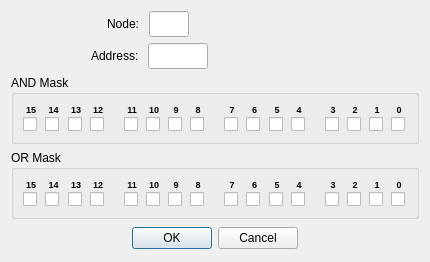
Above: omodscan/dialogs/dialogmaskwriteregiter.ui from sanny32/OpenModScan before the change. Below: the same form after it.
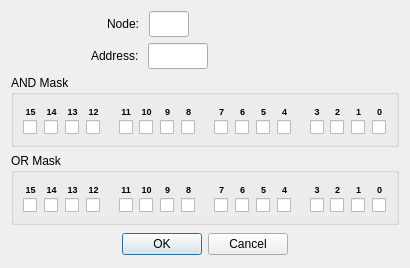
That is the form after the change. Custom widgets are drawn as their Qt base class.

Patch:
```diff
--- a/omodscan/dialogs/dialogmaskwriteregiter.ui
+++ b/omodscan/dialogs/dialogmaskwriteregiter.ui
@@ -6,8 +6,8 @@
    <rect>
     <x>0</x>
     <y>0</y>
-    <width>430</width>
-    <height>256</height>
+    <width>410</width>
+    <height>268</height>
    </rect>
   </property>
   <property name="windowTitle">
@@ -146,15 +146,11 @@
      <property name="title">
       <string>AND Mask</string>
      </property>
-     <layout class="QHBoxLayout" name="horizontalLayout_12">
-      <item>
-       <layout class="QHBoxLayout" name="horizontalLayout_6">
-        <item>
-         <layout class="QVBoxLayout" name="verticalLayout_17">
-          <property name="spacing">
-           <number>2</number>
-          </property>
-          <item>
+     <layout class="QGridLayout" name="gridLayout">
+      <property name="verticalSpacing">
+       <number>0</number>
+      </property>
+      <item row="0" column="0">
            <widget class="QLabel" name="labelAnd15">
             <property name="text">
              <string notr="true">&lt;html&gt;&lt;head/&gt;&lt;body&gt;&lt;p&gt;&lt;span style=&quot; font-size:7pt; font-weight:700;&quot;&gt;15&lt;/span&gt;&lt;/p&gt;&lt;/body&gt;&lt;/html&gt;</string>
@@ -164,21 +160,7 @@
             </property>
            </widget>
           </item>
-          <item>
-           <widget class="QCheckBox" name="checkBoxAnd15">
-            <property name="text">
-             <string/>
-            </property>
-           </widget>
-          </item>
-         </layout>
-        </item>
-        <item>
-         <layout class="QVBoxLayout" name="verticalLayout_16">
-          <property name="spacing">
-           <number>2</number>
-          </property>
-          <item>
+      <item row="0" column="1">
            <widget class="QLabel" name="labelAnd14">
             <property name="text">
              <string notr="true">&lt;html&gt;&lt;head/&gt;&lt;body&gt;&lt;p&gt;&lt;span style=&quot; font-size:7pt; font-weight:700;&quot;&gt;14&lt;/span&gt;&lt;/p&gt;&lt;/body&gt;&lt;/html&gt;</string>
@@ -188,21 +170,7 @@
             </property>
            </widget>
           </item>
-          <item>
-           <widget class="QCheckBox" name="checkBoxAnd14">
-            <property name="text">
-             <string/>
-            </property>
-           </widget>
-          </item>
-         </layout>
-        </item>
-        <item>
-         <layout class="QVBoxLayout" name="verticalLayout_15">
-          <property name="spacing">
-           <number>2</number>
-          </property>
-          <item>
+      <item row="0" column="2">
            <widget class="QLabel" name="labelAnd13">
             <property name="text">
              <string notr="true">&lt;html&gt;&lt;head/&gt;&lt;body&gt;&lt;p&gt;&lt;span style=&quot; font-size:7pt; font-weight:700;&quot;&gt;13&lt;/span&gt;&lt;/p&gt;&lt;/body&gt;&lt;/html&gt;</string>
@@ -212,21 +180,7 @@
             </property>
            </widget>
           </item>
-          <item>
-           <widget class="QCheckBox" name="checkBoxAnd13">
-            <property name="text">
-             <string/>
-            </property>
-           </widget>
-          </item>
-         </layout>
-        </item>
-        <item>
-         <layout class="QVBoxLayout" name="verticalLayout_14">
-          <property name="spacing">
-           <number>2</number>
-          </property>
-          <item>
+      <item row="0" column="3">
            <widget class="QLabel" name="labelAnd12">
             <property name="text">
              <string notr="true">&lt;html&gt;&lt;head/&gt;&lt;body&gt;&lt;p&gt;&lt;span style=&quot; font-size:7pt; font-weight:700;&quot;&gt;12&lt;/span&gt;&lt;/p&gt;&lt;/body&gt;&lt;/html&gt;</string>
@@ -236,18 +190,7 @@
             </property>
            </widget>
           </item>
-          <item>
-           <widget class="QCheckBox" name="checkBoxAnd12">
-            <property name="text">
-             <string/>
-            </property>
-           </widget>
-          </item>
-         </layout>
-        </item>
-       </layout>
-      </item>
-      <item>
+      <item row="0" column="4" rowspan="2">
        <spacer name="horizontalSpacer_5">
         <property name="orientation">
          <enum>Qt::Orientation::Horizontal</enum>
@@ -263,14 +206,7 @@
         </property>
        </spacer>
       </item>
-      <item>
-       <layout class="QHBoxLayout" name="horizontalLayout_5">
-        <item>
-         <layout class="QVBoxLayout" name="verticalLayout_13">
-          <property name="spacing">
-           <number>2</number>
-          </property>
-          <item>
+      <item row="0" column="5">
            <widget class="QLabel" name="labelAnd11">
             <property name="text">
              <string notr="true">&lt;html&gt;&lt;head/&gt;&lt;body&gt;&lt;p&gt;&lt;span style=&quot; font-size:7pt; font-weight:700;&quot;&gt;11&lt;/span&gt;&lt;/p&gt;&lt;/body&gt;&lt;/html&gt;</string>
@@ -280,21 +216,7 @@
             </property>
            </widget>
           </item>
-          <item>
-           <widget class="QCheckBox" name="checkBoxAnd11">
-            <property name="text">
-             <string/>
-            </property>
-           </widget>
-          </item>
-         </layout>
-        </item>
-        <item>
-         <layout class="QVBoxLayout" name="verticalLayout_12">
-          <property name="spacing">
-           <number>2</number>
-          </property>
-          <item>
+      <item row="0" column="6">
            <widget class="QLabel" name="labelAnd10">
             <property name="text">
              <string notr="true">&lt;html&gt;&lt;head/&gt;&lt;body&gt;&lt;p&gt;&lt;span style=&quot; font-size:7pt; font-weight:700;&quot;&gt;10&lt;/span&gt;&lt;/p&gt;&lt;/body&gt;&lt;/html&gt;</string>
@@ -304,21 +226,7 @@
             </property>
            </widget>
           </item>
-          <item>
-           <widget class="QCheckBox" name="checkBoxAnd10">
-            <property name="text">
-             <string/>
-            </property>
-           </widget>
-          </item>
-         </layout>
-        </item>
-        <item>
-         <layout class="QVBoxLayout" name="verticalLayout_11">
-          <property name="spacing">
-           <number>2</number>
-          </property>
-          <item>
+      <item row="0" column="7">
            <widget class="QLabel" name="labelAnd9">
             <property name="text">
              <string notr="true">&lt;html&gt;&lt;head/&gt;&lt;body&gt;&lt;p&gt;&lt;span style=&quot; font-size:7pt; font-weight:700;&quot;&gt;9&lt;/span&gt;&lt;/p&gt;&lt;/body&gt;&lt;/html&gt;</string>
@@ -328,21 +236,7 @@
             </property>
            </widget>
           </item>
-          <item>
-           <widget class="QCheckBox" name="checkBoxAnd9">
-            <property name="text">
-             <string/>
-            </property>
-           </widget>
-          </item>
-         </layout>
-        </item>
-        <item>
-         <layout class="QVBoxLayout" name="verticalLayout_10">
-          <property name="spacing">
-           <number>2</number>
-          </property>
-          <item>
+      <item row="0" column="8">
            <widget class="QLabel" name="labelAnd8">
             <property name="text">
              <string notr="true">&lt;html&gt;&lt;head/&gt;&lt;body&gt;&lt;p&gt;&lt;span style=&quot; font-size:7pt; font-weight:700;&quot;&gt;8&lt;/span&gt;&lt;/p&gt;&lt;/body&gt;&lt;/html&gt;</string>
@@ -352,18 +246,7 @@
             </property>
            </widget>
           </item>
-          <item>
-           <widget class="QCheckBox" name="checkBoxAnd8">
-            <property name="text">
-             <string/>
-            </property>
-           </widget>
-          </item>
-         </layout>
-        </item>
-       </layout>
-      </item>
-      <item>
+      <item row="0" column="9" rowspan="2">
        <spacer name="horizontalSpacer_6">
         <property name="orientation">
          <enum>Qt::Orientation::Horizontal</enum>
@@ -379,14 +262,7 @@
         </property>
        </spacer>
       </item>
-      <item>
-       <layout class="QHBoxLayout" name="horizontalLayout_4">
-        <item>
-         <layout class="QVBoxLayout" name="verticalLayout_9">
-          <property name="spacing">
-           <number>2</number>
-          </property>
-          <item>
+      <item row="0" column="10">
            <widget class="QLabel" name="labelAnd7">
             <property name="text">
              <string notr="true">&lt;html&gt;&lt;head/&gt;&lt;body&gt;&lt;p&gt;&lt;span style=&quot; font-size:7pt; font-weight:700;&quot;&gt;7&lt;/span&gt;&lt;/p&gt;&lt;/body&gt;&lt;/html&gt;</string>
@@ -396,21 +272,7 @@
             </property>
            </widget>
           </item>
-          <item>
-           <widget class="QCheckBox" name="checkBoxAnd7">
-            <property name="text">
-             <string/>
-            </property>
-           </widget>
-          </item>
-         </layout>
-        </item>
-        <item>
-         <layout class="QVBoxLayout" name="verticalLayout_8">
-          <property name="spacing">
-           <number>2</number>
-          </property>
-          <item>
+      <item row="0" column="11">
            <widget class="QLabel" name="labelAnd6">
             <property name="text">
              <string notr="true">&lt;html&gt;&lt;head/&gt;&lt;body&gt;&lt;p&gt;&lt;span style=&quot; font-size:7pt; font-weight:700;&quot;&gt;6&lt;/span&gt;&lt;/p&gt;&lt;/body&gt;&lt;/html&gt;</string>
@@ -420,21 +282,7 @@
             </property>
            </widget>
           </item>
-          <item>
-           <widget class="QCheckBox" name="checkBoxAnd6">
-            <property name="text">
-             <string/>
-            </property>
-           </widget>
-          </item>
-         </layout>
-        </item>
-        <item>
-         <layout class="QVBoxLayout" name="verticalLayout_7">
-          <property name="spacing">
-           <number>2</number>
-          </property>
-          <item>
+      <item row="0" column="12">
            <widget class="QLabel" name="labelAnd5">
             <property name="text">
              <string notr="true">&lt;html&gt;&lt;head/&gt;&lt;body&gt;&lt;p&gt;&lt;span style=&quot; font-size:7pt; font-weight:700;&quot;&gt;5&lt;/span&gt;&lt;/p&gt;&lt;/body&gt;&lt;/html&gt;</string>
@@ -444,21 +292,7 @@
             </property>
            </widget>
           </item>
-          <item>
-           <widget class="QCheckBox" name="checkBoxAnd5">
-            <property name="text">
-             <string/>
-            </property>
-           </widget>
-          </item>
-         </layout>
-        </item>
-        <item>
-         <layout class="QVBoxLayout" name="verticalLayout_6">
-          <property name="spacing">
-           <number>2</number>
-          </property>
-          <item>
+      <item row="0" column="13">
            <widget class="QLabel" name="labelAnd4">
             <property name="text">
              <string notr="true">&lt;html&gt;&lt;head/&gt;&lt;body&gt;&lt;p&gt;&lt;span style=&quot; font-size:7pt; font-weight:700;&quot;&gt;4&lt;/span&gt;&lt;/p&gt;&lt;/body&gt;&lt;/html&gt;</string>
@@ -468,18 +302,7 @@
             </property>
            </widget>
           </item>
-          <item>
-           <widget class="QCheckBox" name="checkBoxAnd4">
-            <property name="text">
-             <string/>
-            </property>
-           </widget>
-          </item>
-         </layout>
-        </item>
-       </layout>
-      </item>
-      <item>
+      <item row="0" column="14" rowspan="2">
        <spacer name="horizontalSpacer_7">
         <property name="orientation">
          <enum>Qt::Orientation::Horizontal</enum>
@@ -495,14 +318,7 @@
         </property>
        </spacer>
       </item>
-      <item>
-       <layout class="QHBoxLayout" name="horizontalLayout_3">
-        <item>
-         <layout class="QVBoxLayout" name="verticalLayout_5">
-          <property name="spacing">
-           <number>2</number>
-          </property>
-          <item>
+      <item row="0" column="15">
            <widget class="QLabel" name="labelAnd3">
             <property name="text">
              <string notr="true">&lt;html&gt;&lt;head/&gt;&lt;body&gt;&lt;p&gt;&lt;span style=&quot; font-size:7pt; font-weight:700;&quot;&gt;3&lt;/span&gt;&lt;/p&gt;&lt;/body&gt;&lt;/html&gt;</string>
@@ -512,21 +328,7 @@
             </property>
            </widget>
           </item>
-          <item>
-           <widget class="QCheckBox" name="checkBoxAnd3">
-            <property name="text">
-             <string/>
-            </property>
-           </widget>
-          </item>
-         </layout>
-        </item>
-        <item>
-         <layout class="QVBoxLayout" name="verticalLayout_4">
-          <property name="spacing">
-           <number>2</number>
-          </property>
-          <item>
+      <item row="0" column="16">
            <widget class="QLabel" name="labelAnd2">
             <property name="text">
              <string notr="true">&lt;html&gt;&lt;head/&gt;&lt;body&gt;&lt;p&gt;&lt;span style=&quot; font-size:7pt; font-weight:700;&quot;&gt;2&lt;/span&gt;&lt;/p&gt;&lt;/body&gt;&lt;/html&gt;</string>
@@ -536,21 +338,7 @@
             </property>
            </widget>
           </item>
-          <item>
-           <widget class="QCheckBox" name="checkBoxAnd2">
-            <property name="text">
-             <string/>
-            </property>
-           </widget>
-          </item>
-         </layout>
-        </item>
-        <item>
-         <layout class="QVBoxLayout" name="verticalLayout_3">
-          <property name="spacing">
-           <number>2</number>
-          </property>
-          <item>
+      <item row="0" column="17">
            <widget class="QLabel" name="labelAnd1">
             <property name="text">
              <string notr="true">&lt;html&gt;&lt;head/&gt;&lt;body&gt;&lt;p&gt;&lt;span style=&quot; font-size:7pt; font-weight:700;&quot;&gt;1&lt;/span&gt;&lt;/p&gt;&lt;/body&gt;&lt;/html&gt;</string>
@@ -560,21 +348,7 @@
             </property>
            </widget>
           </item>
-          <item>
-           <widget class="QCheckBox" name="checkBoxAnd1">
-            <property name="text">
-             <string/>
-            </property>
-           </widget>
-          </item>
-         </layout>
-        </item>
-        <item>
-         <layout class="QVBoxLayout" name="verticalLayout_2">
-          <property name="spacing">
-           <number>2</number>
-          </property>
-          <item>
+      <item row="0" column="18">
            <widget class="QLabel" name="labelAnd0">
             <property name="text">
              <string notr="true">&lt;html&gt;&lt;head/&gt;&lt;body&gt;&lt;p&gt;&lt;span style=&quot; font-size:7pt; font-weight:700;&quot;&gt;0&lt;/span&gt;&lt;/p&gt;&lt;/body&gt;&lt;/html&gt;</string>
@@ -584,7 +358,112 @@
             </property>
            </widget>
           </item>
-          <item>
+      <item row="1" column="0">
+       <widget class="QCheckBox" name="checkBoxAnd15">
+        <property name="text">
+         <string/>
+        </property>
+       </widget>
+      </item>
+      <item row="1" column="1">
+       <widget class="QCheckBox" name="checkBoxAnd14">
+        <property name="text">
+         <string/>
+        </property>
+       </widget>
+      </item>
+      <item row="1" column="2">
+       <widget class="QCheckBox" name="checkBoxAnd13">
+        <property name="text">
+         <string/>
+        </property>
+       </widget>
+      </item>
+      <item row="1" column="3">
+       <widget class="QCheckBox" name="checkBoxAnd12">
+        <property name="text">
+         <string/>
+        </property>
+       </widget>
+      </item>
+      <item row="1" column="5">
+       <widget class="QCheckBox" name="checkBoxAnd11">
+        <property name="text">
+         <string/>
+        </property>
+       </widget>
+      </item>
+      <item row="1" column="6">
+       <widget class="QCheckBox" name="checkBoxAnd10">
+        <property name="text">
+         <string/>
+        </property>
+       </widget>
+      </item>
+      <item row="1" column="7">
+       <widget class="QCheckBox" name="checkBoxAnd9">
+        <property name="text">
+         <string/>
+        </property>
+       </widget>
+      </item>
+      <item row="1" column="8">
+       <widget class="QCheckBox" name="checkBoxAnd8">
+        <property name="text">
+         <string/>
+        </property>
+       </widget>
+      </item>
+      <item row="1" column="10">
+       <widget class="QCheckBox" name="checkBoxAnd7">
+        <property name="text">
+         <string/>
+        </property>
+       </widget>
+      </item>
+      <item row="1" column="11">
+       <widget class="QCheckBox" name="checkBoxAnd6">
+        <property name="text">
+         <string/>
+        </property>
+       </widget>
+      </item>
+      <item row="1" column="12">
+       <widget class="QCheckBox" name="checkBoxAnd5">
+        <property name="text">
+         <string/>
+        </property>
+       </widget>
+      </item>
+      <item row="1" column="13">
+       <widget class="QCheckBox" name="checkBoxAnd4">
+        <property name="text">
+         <string/>
+        </property>
+       </widget>
+      </item>
+      <item row="1" column="15">
+       <widget class="QCheckBox" name="checkBoxAnd3">
+        <property name="text">
+         <string/>
+        </property>
+       </widget>
+      </item>
+      <item row="1" column="16">
+       <widget class="QCheckBox" name="checkBoxAnd2">
+        <property name="text">
+         <string/>
+        </property>
+       </widget>
+      </item>
+      <item row="1" column="17">
+       <widget class="QCheckBox" name="checkBoxAnd1">
+        <property name="text">
+         <string/>
+        </property>
+       </widget>
+      </item>
+      <item row="1" column="18">
            <widget class="QCheckBox" name="checkBoxAnd0">
             <property name="text">
              <string/>
@@ -592,10 +471,6 @@
            </widget>
           </item>
          </layout>
-        </item>
-       </layout>
-      </item>
-     </layout>
     </widget>
    </item>
    <item>
@@ -603,15 +478,11 @@
      <property name="title">
       <string>OR Mask</string>
      </property>
-     <layout class="QHBoxLayout" name="horizontalLayout_11">
-      <item>
-       <layout class="QHBoxLayout" name="horizontalLayout_10">
-        <item>
-         <layout class="QVBoxLayout" name="verticalLayout_33">
-          <property name="spacing">
-           <number>2</number>
-          </property>
-          <item>
+     <layout class="QGridLayout" name="gridLayout_2">
+      <property name="verticalSpacing">
+       <number>0</number>
+      </property>
+      <item row="0" column="0">
            <widget class="QLabel" name="labelOr15">
             <property name="text">
              <string notr="true">&lt;html&gt;&lt;head/&gt;&lt;body&gt;&lt;p&gt;&lt;span style=&quot; font-size:7pt; font-weight:700;&quot;&gt;15&lt;/span&gt;&lt;/p&gt;&lt;/body&gt;&lt;/html&gt;</string>
@@ -621,21 +492,7 @@
             </property>
            </widget>
           </item>
-          <item>
-           <widget class="QCheckBox" name="checkBoxOr15">
-            <property name="text">
-             <string/>
-            </property>
-           </widget>
-          </item>
-         </layout>
-        </item>
-        <item>
-         <layout class="QVBoxLayout" name="verticalLayout_32">
-          <property name="spacing">
-           <number>2</number>
-          </property>
-          <item>
+      <item row="0" column="1">
            <widget class="QLabel" name="labelOr14">
             <property name="text">
              <string notr="true">&lt;html&gt;&lt;head/&gt;&lt;body&gt;&lt;p&gt;&lt;span style=&quot; font-size:7pt; font-weight:700;&quot;&gt;14&lt;/span&gt;&lt;/p&gt;&lt;/body&gt;&lt;/html&gt;</string>
@@ -645,21 +502,7 @@
             </property>
            </widget>
           </item>
-          <item>
-           <widget class="QCheckBox" name="checkBoxOr14">
-            <property name="text">
-             <string/>
-            </property>
-           </widget>
-          </item>
-         </layout>
-        </item>
-        <item>
-         <layout class="QVBoxLayout" name="verticalLayout_31">
-          <property name="spacing">
-           <number>2</number>
-          </property>
-          <item>
+      <item row="0" column="2">
            <widget class="QLabel" name="labelOr13">
             <property name="text">
              <string notr="true">&lt;html&gt;&lt;head/&gt;&lt;body&gt;&lt;p&gt;&lt;span style=&quot; font-size:7pt; font-weight:700;&quot;&gt;13&lt;/span&gt;&lt;/p&gt;&lt;/body&gt;&lt;/html&gt;</string>
@@ -669,21 +512,7 @@
             </property>
            </widget>
           </item>
-          <item>
-           <widget class="QCheckBox" name="checkBoxOr13">
-            <property name="text">
-             <string/>
-            </property>
-           </widget>
-          </item>
-         </layout>
-        </item>
-        <item>
-         <layout class="QVBoxLayout" name="verticalLayout_30">
-          <property name="spacing">
-           <number>2</number>
-          </property>
-          <item>
+      <item row="0" column="3">
            <widget class="QLabel" name="labelOr12">
             <property name="text">
              <string notr="true">&lt;html&gt;&lt;head/&gt;&lt;body&gt;&lt;p&gt;&lt;span style=&quot; font-size:7pt; font-weight:700;&quot;&gt;12&lt;/span&gt;&lt;/p&gt;&lt;/body&gt;&lt;/html&gt;</string>
@@ -693,18 +522,7 @@
             </property>
            </widget>
           </item>
-          <item>
-           <widget class="QCheckBox" name="checkBoxOr12">
-            <property name="text">
-             <string/>
-            </property>
-           </widget>
-          </item>
-         </layout>
-        </item>
-       </layout>
-      </item>
-      <item>
+      <item row="0" column="4" rowspan="2">
        <spacer name="horizontalSpacer_8">
         <property name="orientation">
          <enum>Qt::Orientation::Horizontal</enum>
@@ -720,14 +538,7 @@
         </property>
        </spacer>
       </item>
-      <item>
-       <layout class="QHBoxLayout" name="horizontalLayout_9">
-        <item>
-         <layout class="QVBoxLayout" name="verticalLayout_29">
-          <property name="spacing">
-           <number>2</number>
-          </property>
-          <item>
+      <item row="0" column="5">
            <widget class="QLabel" name="labelOr11">
             <property name="text">
              <string notr="true">&lt;html&gt;&lt;head/&gt;&lt;body&gt;&lt;p&gt;&lt;span style=&quot; font-size:7pt; font-weight:700;&quot;&gt;11&lt;/span&gt;&lt;/p&gt;&lt;/body&gt;&lt;/html&gt;</string>
@@ -737,21 +548,7 @@
             </property>
            </widget>
           </item>
-          <item>
-           <widget class="QCheckBox" name="checkBoxOr11">
-            <property name="text">
-             <string/>
-            </property>
-           </widget>
-          </item>
-         </layout>
-        </item>
-        <item>
-         <layout class="QVBoxLayout" name="verticalLayout_28">
-          <property name="spacing">
-           <number>2</number>
-          </property>
-          <item>
+      <item row="0" column="6">
            <widget class="QLabel" name="labelOr10">
             <property name="text">
              <string notr="true">&lt;html&gt;&lt;head/&gt;&lt;body&gt;&lt;p&gt;&lt;span style=&quot; font-size:7pt; font-weight:700;&quot;&gt;10&lt;/span&gt;&lt;/p&gt;&lt;/body&gt;&lt;/html&gt;</string>
@@ -761,21 +558,7 @@
             </property>
            </widget>
           </item>
-          <item>
-           <widget class="QCheckBox" name="checkBoxOr10">
-            <property name="text">
-             <string/>
-            </property>
-           </widget>
-          </item>
-         </layout>
-        </item>
-        <item>
-         <layout class="QVBoxLayout" name="verticalLayout_27">
-          <property name="spacing">
-           <number>2</number>
-          </property>
-          <item>
+      <item row="0" column="7">
            <widget class="QLabel" name="labelOr9">
             <property name="text">
              <string notr="true">&lt;html&gt;&lt;head/&gt;&lt;body&gt;&lt;p&gt;&lt;span style=&quot; font-size:7pt; font-weight:700;&quot;&gt;9&lt;/span&gt;&lt;/p&gt;&lt;/body&gt;&lt;/html&gt;</string>
@@ -785,21 +568,7 @@
             </property>
            </widget>
           </item>
-          <item>
-           <widget class="QCheckBox" name="checkBoxOr9">
-            <property name="text">
-             <string/>
-            </property>
-           </widget>
-          </item>
-         </layout>
-        </item>
-        <item>
-         <layout class="QVBoxLayout" name="verticalLayout_26">
-          <property name="spacing">
-           <number>2</number>
-          </property>
-          <item>
+      <item row="0" column="8">
            <widget class="QLabel" name="labelOr8">
             <property name="text">
              <string notr="true">&lt;html&gt;&lt;head/&gt;&lt;body&gt;&lt;p&gt;&lt;span style=&quot; font-size:7pt; font-weight:700;&quot;&gt;8&lt;/span&gt;&lt;/p&gt;&lt;/body&gt;&lt;/html&gt;</string>
@@ -809,18 +578,7 @@
             </property>
            </widget>
           </item>
-          <item>
-           <widget class="QCheckBox" name="checkBoxOr8">
-            <property name="text">
-             <string/>
-            </property>
-           </widget>
-          </item>
-         </layout>
-        </item>
-       </layout>
-      </item>
-      <item>
+      <item row="0" column="9" rowspan="2">
        <spacer name="horizontalSpacer_9">
         <property name="orientation">
          <enum>Qt::Orientation::Horizontal</enum>
@@ -836,14 +594,7 @@
         </property>
        </spacer>
       </item>
-      <item>
-       <layout class="QHBoxLayout" name="horizontalLayout_8">
-        <item>
-         <layout class="QVBoxLayout" name="verticalLayout_25">
-          <property name="spacing">
-           <number>2</number>
-          </property>
-          <item>
+      <item row="0" column="10">
            <widget class="QLabel" name="labelOr7">
             <property name="text">
              <string notr="true">&lt;html&gt;&lt;head/&gt;&lt;body&gt;&lt;p&gt;&lt;span style=&quot; font-size:7pt; font-weight:700;&quot;&gt;7&lt;/span&gt;&lt;/p&gt;&lt;/body&gt;&lt;/html&gt;</string>
@@ -853,21 +604,7 @@
             </property>
            </widget>
           </item>
-          <item>
-           <widget class="QCheckBox" name="checkBoxOr7">
-            <property name="text">
-             <string/>
-            </property>
-           </widget>
-          </item>
-         </layout>
-        </item>
-        <item>
-         <layout class="QVBoxLayout" name="verticalLayout_24">
-          <property name="spacing">
-           <number>2</number>
-          </property>
-          <item>
+      <item row="0" column="11">
            <widget class="QLabel" name="labelOr6">
             <property name="text">
              <string notr="true">&lt;html&gt;&lt;head/&gt;&lt;body&gt;&lt;p&gt;&lt;span style=&quot; font-size:7pt; font-weight:700;&quot;&gt;6&lt;/span&gt;&lt;/p&gt;&lt;/body&gt;&lt;/html&gt;</string>
@@ -877,21 +614,7 @@
             </property>
            </widget>
           </item>
-          <item>
-           <widget class="QCheckBox" name="checkBoxOr6">
-            <property name="text">
-             <string/>
-            </property>
-           </widget>
-          </item>
-         </layout>
-        </item>
-        <item>
-         <layout class="QVBoxLayout" name="verticalLayout_23">
-          <property name="spacing">
-           <number>2</number>
-          </property>
-          <item>
+      <item row="0" column="12">
            <widget class="QLabel" name="labelOr5">
             <property name="text">
              <string notr="true">&lt;html&gt;&lt;head/&gt;&lt;body&gt;&lt;p&gt;&lt;span style=&quot; font-size:7pt; font-weight:700;&quot;&gt;5&lt;/span&gt;&lt;/p&gt;&lt;/body&gt;&lt;/html&gt;</string>
@@ -901,21 +624,7 @@
             </property>
            </widget>
           </item>
-          <item>
-           <widget class="QCheckBox" name="checkBoxOr5">
-            <property name="text">
-             <string/>
-            </property>
-           </widget>
-          </item>
-         </layout>
-        </item>
-        <item>
-         <layout class="QVBoxLayout" name="verticalLayout_22">
-          <property name="spacing">
-           <number>2</number>
-          </property>
-          <item>
+      <item row="0" column="13">
            <widget class="QLabel" name="labelOr4">
             <property name="text">
              <string notr="true">&lt;html&gt;&lt;head/&gt;&lt;body&gt;&lt;p&gt;&lt;span style=&quot; font-size:7pt; font-weight:700;&quot;&gt;4&lt;/span&gt;&lt;/p&gt;&lt;/body&gt;&lt;/html&gt;</string>
@@ -925,18 +634,7 @@
             </property>
            </widget>
           </item>
-          <item>
-           <widget class="QCheckBox" name="checkBoxOr4">
-            <property name="text">
-             <string/>
-            </property>
-           </widget>
-          </item>
-         </layout>
-        </item>
-       </layout>
-      </item>
-      <item>
+      <item row="0" column="14" rowspan="2">
        <spacer name="horizontalSpacer_10">
         <property name="orientation">
          <enum>Qt::Orientation::Horizontal</enum>
@@ -952,14 +650,7 @@
         </property>
        </spacer>
       </item>
-      <item>
-       <layout class="QHBoxLayout" name="horizontalLayout_7">
-        <item>
-         <layout class="QVBoxLayout" name="verticalLayout_21">
-          <property name="spacing">
-           <number>2</number>
-          </property>
-          <item>
+      <item row="0" column="15">
            <widget class="QLabel" name="labelOr3">
             <property name="text">
              <string notr="true">&lt;html&gt;&lt;head/&gt;&lt;body&gt;&lt;p&gt;&lt;span style=&quot; font-size:7pt; font-weight:700;&quot;&gt;3&lt;/span&gt;&lt;/p&gt;&lt;/body&gt;&lt;/html&gt;</string>
@@ -969,21 +660,7 @@
             </property>
            </widget>
           </item>
-          <item>
-           <widget class="QCheckBox" name="checkBoxOr3">
-            <property name="text">
-             <string/>
-            </property>
-           </widget>
-          </item>
-         </layout>
-        </item>
-        <item>
-         <layout class="QVBoxLayout" name="verticalLayout_20">
-          <property name="spacing">
-           <number>2</number>
-          </property>
-          <item>
+      <item row="0" column="16">
            <widget class="QLabel" name="labelOr2">
             <property name="text">
              <string notr="true">&lt;html&gt;&lt;head/&gt;&lt;body&gt;&lt;p&gt;&lt;span style=&quot; font-size:7pt; font-weight:700;&quot;&gt;2&lt;/span&gt;&lt;/p&gt;&lt;/body&gt;&lt;/html&gt;</string>
@@ -993,21 +670,7 @@
             </property>
            </widget>
           </item>
-          <item>
-           <widget class="QCheckBox" name="checkBoxOr2">
-            <property name="text">
-             <string/>
-            </property>
-           </widget>
-          </item>
-         </layout>
-        </item>
-        <item>
-         <layout class="QVBoxLayout" name="verticalLayout_19">
-          <property name="spacing">
-           <number>2</number>
-          </property>
-          <item>
+      <item row="0" column="17">
            <widget class="QLabel" name="labelOr1">
             <property name="text">
              <string notr="true">&lt;html&gt;&lt;head/&gt;&lt;body&gt;&lt;p&gt;&lt;span style=&quot; font-size:7pt; font-weight:700;&quot;&gt;1&lt;/span&gt;&lt;/p&gt;&lt;/body&gt;&lt;/html&gt;</string>
@@ -1017,21 +680,7 @@
             </property>
            </widget>
           </item>
-          <item>
-           <widget class="QCheckBox" name="checkBoxOr1">
-            <property name="text">
-             <string/>
-            </property>
-           </widget>
-          </item>
-         </layout>
-        </item>
-        <item>
-         <layout class="QVBoxLayout" name="verticalLayout_18">
-          <property name="spacing">
-           <number>2</number>
-          </property>
-          <item>
+      <item row="0" column="18">
            <widget class="QLabel" name="labelOr0">
             <property name="text">
              <string notr="true">&lt;html&gt;&lt;head/&gt;&lt;body&gt;&lt;p&gt;&lt;span style=&quot; font-size:7pt; font-weight:700;&quot;&gt;0&lt;/span&gt;&lt;/p&gt;&lt;/body&gt;&lt;/html&gt;</string>
@@ -1041,7 +690,112 @@
             </property>
            </widget>
           </item>
-          <item>
+      <item row="1" column="0">
+       <widget class="QCheckBox" name="checkBoxOr15">
+        <property name="text">
+         <string/>
+        </property>
+       </widget>
+      </item>
+      <item row="1" column="1">
+       <widget class="QCheckBox" name="checkBoxOr14">
+        <property name="text">
+         <string/>
+        </property>
+       </widget>
+      </item>
+      <item row="1" column="2">
+       <widget class="QCheckBox" name="checkBoxOr13">
+        <property name="text">
+         <string/>
+        </property>
+       </widget>
+      </item>
+      <item row="1" column="3">
+       <widget class="QCheckBox" name="checkBoxOr12">
+        <property name="text">
+         <string/>
+        </property>
+       </widget>
+      </item>
+      <item row="1" column="5">
+       <widget class="QCheckBox" name="checkBoxOr11">
+        <property name="text">
+         <string/>
+        </property>
+       </widget>
+      </item>
+      <item row="1" column="6">
+       <widget class="QCheckBox" name="checkBoxOr10">
+        <property name="text">
+         <string/>
+        </property>
+       </widget>
+      </item>
+      <item row="1" column="7">
+       <widget class="QCheckBox" name="checkBoxOr9">
+        <property name="text">
+         <string/>
+        </property>
+       </widget>
+      </item>
+      <item row="1" column="8">
+       <widget class="QCheckBox" name="checkBoxOr8">
+        <property name="text">
+         <string/>
+        </property>
+       </widget>
+      </item>
+      <item row="1" column="10">
+       <widget class="QCheckBox" name="checkBoxOr7">
+        <property name="text">
+         <string/>
+        </property>
+       </widget>
+      </item>
+      <item row="1" column="11">
+       <widget class="QCheckBox" name="checkBoxOr6">
+        <property name="text">
+         <string/>
+        </property>
+       </widget>
+      </item>
+      <item row="1" column="12">
+       <widget class="QCheckBox" name="checkBoxOr5">
+        <property name="text">
+         <string/>
+        </property>
+       </widget>
+      </item>
+      <item row="1" column="13">
+       <widget class="QCheckBox" name="checkBoxOr4">
+        <property name="text">
+         <string/>
+        </property>
+       </widget>
+      </item>
+      <item row="1" column="15">
+       <widget class="QCheckBox" name="checkBoxOr3">
+        <property name="text">
+         <string/>
+        </property>
+       </widget>
+      </item>
+      <item row="1" column="16">
+       <widget class="QCheckBox" name="checkBoxOr2">
+        <property name="text">
+         <string/>
+        </property>
+       </widget>
+      </item>
+      <item row="1" column="17">
+       <widget class="QCheckBox" name="checkBoxOr1">
+        <property name="text">
+         <string/>
+        </property>
+       </widget>
+      </item>
+      <item row="1" column="18">
            <widget class="QCheckBox" name="checkBoxOr0">
             <property name="text">
              <string/>
@@ -1049,10 +803,6 @@
            </widget>
           </item>
          </layout>
-        </item>
-       </layout>
-      </item>
-     </layout>
     </widget>
    </item>
    <item>
```
Left out of the diff: 104 changed lines with no effect on the pictures. Lines whose indentation alone changed are shown as unchanged.
